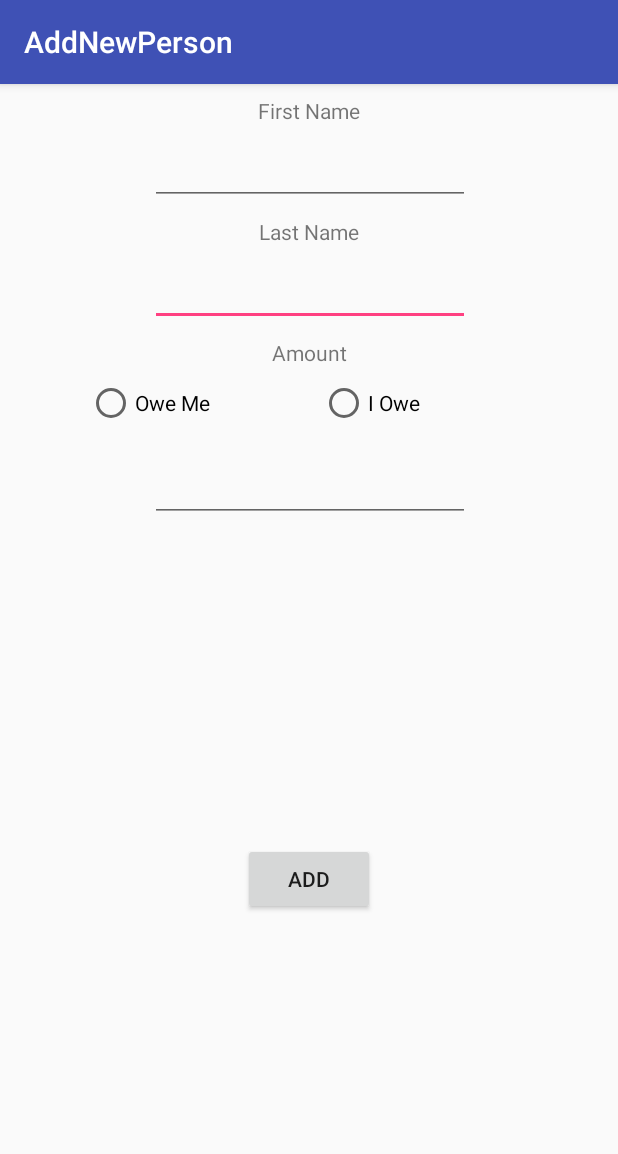
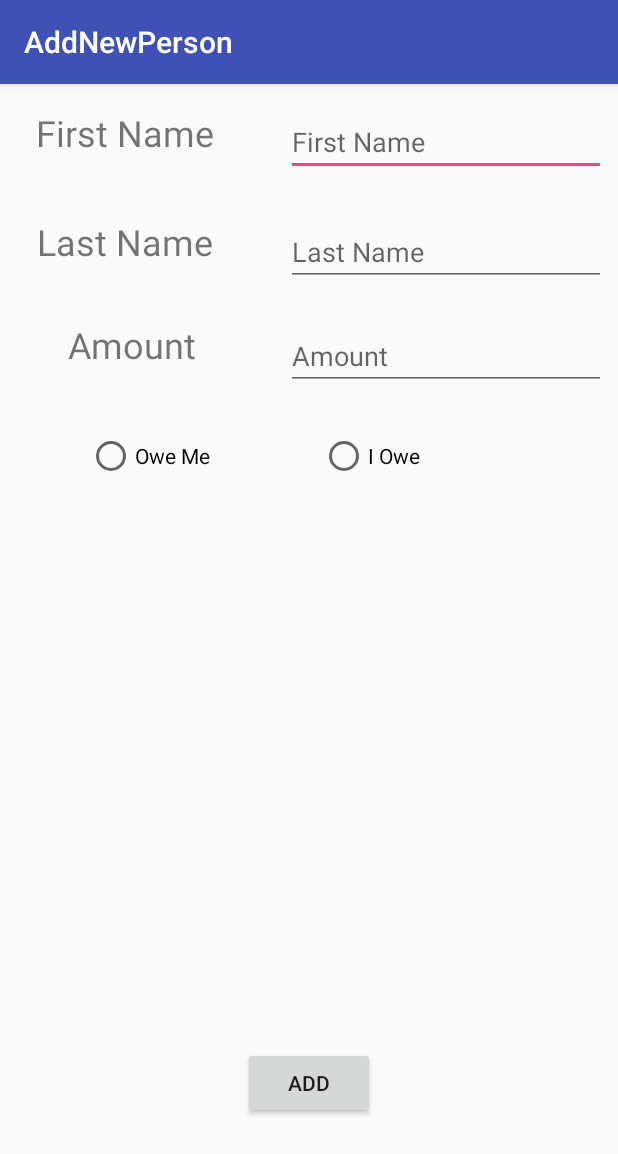
Before and after one commit to Ananthan-K/Split, an Android app: the ActiveTransactions screen opened directly, with no data from a screen before it, after a tap on "ADD MORE", on a phone screen of 412 x 824 dp. Shown: the top 1154 px of the screen. Run offline under Robolectric (Android 15) with nearby library versions, the phone set to English and light mode, and no system bars.

Commit message:
added user input functionality to add new person page

```diff
--- a/app/src/main/java/com/example/cocoabutter/split/ActiveTransactions.java
+++ b/app/src/main/java/com/example/cocoabutter/split/ActiveTransactions.java
@@ -1,6 +1,7 @@
 package com.example.cocoabutter.split;
 
 import android.content.Intent;
+import android.support.v4.content.ContextCompat;
 import android.support.v7.app.AppCompatActivity;
 import android.os.Bundle;
 import android.support.v7.widget.LinearLayoutManager;
@@ -28,17 +29,26 @@ public class ActiveTransactions extends AppCompatActivity {
         mRecyclerView.setLayoutManager(mLayoutManager);
 
         List<Person> myDataset = new ArrayList<>();
-        myDataset.add(new Person("Harry", "Potter", new BigDecimal(5.0).setScale(2, BigDecimal.ROUND_CEILING)));
-        myDataset.add(new Person("Ronald", "Weasley", new BigDecimal(7.0).setScale(2, BigDecimal.ROUND_CEILING)));
-        myDataset.add(new Person("Hermione", "Granger", new BigDecimal(2.43).setScale(2, BigDecimal.ROUND_CEILING)));
-        myDataset.add(new Person("Fred", "Weasley", new BigDecimal(1.25).setScale(2, BigDecimal.ROUND_CEILING)));
-        myDataset.add(new Person("George", "Weasley", new BigDecimal(10.39).setScale(2, BigDecimal.ROUND_CEILING)));
-        myDataset.add(new Person("Ginny", "Weasley", new BigDecimal(502.3).setScale(2, BigDecimal.ROUND_CEILING)));
-        myDataset.add(new Person("Molly", "Weasley", new BigDecimal(3).setScale(2, BigDecimal.ROUND_CEILING)));
-        myDataset.add(new Person("Albus", "Dumbledore", new BigDecimal(34).setScale(2, BigDecimal.ROUND_CEILING)));
+        myDataset.add(new Person("Harry", "Potter", new BigDecimal(5.0).setScale(2, BigDecimal.ROUND_CEILING), true));
+        myDataset.add(new Person("Ronald", "Weasley", new BigDecimal(7.0).setScale(2, BigDecimal.ROUND_CEILING), true));
+        myDataset.add(new Person("Hermione", "Granger", new BigDecimal(2.43).setScale(2, BigDecimal.ROUND_CEILING), false));
+        myDataset.add(new Person("Fred", "Weasley", new BigDecimal(1.25).setScale(2, BigDecimal.ROUND_CEILING), true));
+        myDataset.add(new Person("George", "Weasley", new BigDecimal(10.39).setScale(2, BigDecimal.ROUND_CEILING), true));
+        myDataset.add(new Person("Ginny", "Weasley", new BigDecimal(502.3).setScale(2, BigDecimal.ROUND_CEILING), true));
+        myDataset.add(new Person("Molly", "Weasley", new BigDecimal(3).setScale(2, BigDecimal.ROUND_CEILING), true));
+        myDataset.add(new Person("Albus", "Dumbledore", new BigDecimal(34).setScale(2, BigDecimal.ROUND_CEILING), false));
+        myDataset.add(new Person("Minerva", "McGonagall", new BigDecimal(5.0).setScale(2, BigDecimal.ROUND_CEILING), true));
+        myDataset.add(new Person("Severus", "Snape", new BigDecimal(7.0).setScale(2, BigDecimal.ROUND_CEILING), true));
+        myDataset.add(new Person("Dolores", "Umbridge", new BigDecimal(2.43).setScale(2, BigDecimal.ROUND_CEILING), false));
+        myDataset.add(new Person("Rubeus", "Hagrid", new BigDecimal(1.25).setScale(2, BigDecimal.ROUND_CEILING), false));
+        myDataset.add(new Person("Luna", "Lovegood", new BigDecimal(10.39).setScale(2, BigDecimal.ROUND_CEILING), false));
+        myDataset.add(new Person("Neville", "Longbottom", new BigDecimal(502.3).setScale(2, BigDecimal.ROUND_CEILING), true));
+        myDataset.add(new Person("Cho", "Chang", new BigDecimal(3).setScale(2, BigDecimal.ROUND_CEILING), true));
+        myDataset.add(new Person("Tom", "Riddle", new BigDecimal(34).setScale(2, BigDecimal.ROUND_CEILING), true));
 
 //        String[] myDataset = {"Harry Potter","Ronald Weasley", "Hermione Granger"};
         mAdapter = new MyAdapter(myDataset);
+        //divider should be added here
         mRecyclerView.setAdapter(mAdapter);
     }
 
--- a/app/src/main/java/com/example/cocoabutter/split/AddNewPerson.java
+++ b/app/src/main/java/com/example/cocoabutter/split/AddNewPerson.java
@@ -1,5 +1,6 @@
 package com.example.cocoabutter.split;
 
+import android.content.Context;
 import android.content.Intent;
 import android.os.Bundle;
 import android.support.design.widget.FloatingActionButton;
@@ -7,6 +8,10 @@ import android.support.design.widget.Snackbar;
 import android.support.v7.app.AppCompatActivity;
 import android.support.v7.widget.Toolbar;
 import android.view.View;
+import android.widget.EditText;
+import android.widget.Toast;
+
+import java.math.BigDecimal;
 
 public class AddNewPerson extends AppCompatActivity {
 
@@ -28,6 +33,24 @@ public class AddNewPerson extends AppCompatActivity {
     }
 
     public void onFinish(View view){
+        EditText firstname = (EditText) findViewById(R.id.firstname);
+        String firstnametext = firstname.getText().toString();
+
+        EditText lastname = (EditText) findViewById(R.id.lastname);
+        String lastnametext = lastname.getText().toString();
+
+//        EditText amount = (EditText) findViewById(R.id.amount);
+//        BigDecimal amounttext = (BigDecimal) amount.getText();
+        EditText amount = (EditText) findViewById(R.id.amount);
+        String amounttext = amount.getText().toString();
+
+        Context context = getApplicationContext();
+        CharSequence text = "Hello " + firstnametext + " " + lastnametext + " = $" + amounttext + "!";
+        int duration = Toast.LENGTH_SHORT;
+
+        Toast toast = Toast.makeText(context, text, duration);
+        toast.show();
+
         this.finish();
 //        Intent intent = new Intent(this, AddNewPerson.class);
 //        startActivity(intent);
--- a/app/src/main/java/com/example/cocoabutter/split/MyAdapter.java
+++ b/app/src/main/java/com/example/cocoabutter/split/MyAdapter.java
@@ -1,5 +1,6 @@
 package com.example.cocoabutter.split;
 
+import android.graphics.Color;
 import android.support.v7.widget.RecyclerView;
 import android.view.LayoutInflater;
 import android.view.View;
@@ -52,6 +53,12 @@ public class MyAdapter extends RecyclerView.Adapter<MyAdapter.ViewHolder>{
     public void onBindViewHolder(ViewHolder holder, int position){
         Person p = personList.get(position);
         holder.nameTextView.setText(p.firstName + " " + p.lastName);
+        if(p.oweMe == true){
+            holder.amountTextView.setTextColor(Color.GREEN);
+        }
+        else{
+            holder.amountTextView.setTextColor(Color.RED);
+        }
         holder.amountTextView.setText("$" + p.amount);
 //        holder.nameTextView.setText(mDataset[position]);
 //        holder.getTextView().setText(mDataset[position]);
--- a/app/src/main/java/com/example/cocoabutter/split/Person.java
+++ b/app/src/main/java/com/example/cocoabutter/split/Person.java
@@ -11,6 +11,14 @@ public class Person {
     String firstName;
     String lastName;
     BigDecimal amount;
+    boolean oweMe;
+
+    public Person(String firstName, String lastName, BigDecimal amount, boolean oweMe){
+        this.firstName = firstName;
+        this.lastName = lastName;
+        this.amount = amount;
+        this.oweMe = oweMe;
+    }
 
     public Person(String firstName, String lastName, BigDecimal amount){
         this.firstName = firstName;
--- a/app/src/main/res/layout/content_add_new_person.xml
+++ b/app/src/main/res/layout/content_add_new_person.xml
@@ -14,25 +14,25 @@
         android:layout_height="wrap_content"
         android:layout_marginEnd="8dp"
         android:layout_marginStart="8dp"
-        android:layout_marginTop="8dp"
+        android:layout_marginTop="16dp"
         android:text="@string/first_name"
-        app:layout_constraintEnd_toEndOf="parent"
+        android:textSize="24dp"
+        app:layout_constraintEnd_toStartOf="@+id/firstname"
+        app:layout_constraintHorizontal_bias="0.285"
         app:layout_constraintStart_toStartOf="parent"
         app:layout_constraintTop_toTopOf="parent" />
 
     <EditText
-        android:id="@+id/editText"
+        android:id="@+id/firstname"
         android:layout_width="wrap_content"
         android:layout_height="wrap_content"
         android:layout_marginEnd="8dp"
-        android:layout_marginStart="8dp"
-        android:layout_marginTop="8dp"
+        android:layout_marginTop="16dp"
         android:ems="10"
+        android:hint="First Name"
         android:inputType="textPersonName"
         app:layout_constraintEnd_toEndOf="parent"
-        app:layout_constraintHorizontal_bias="0.503"
-        app:layout_constraintStart_toStartOf="parent"
-        app:layout_constraintTop_toBottomOf="@+id/textView2" />
+        app:layout_constraintTop_toTopOf="parent" />
 
     <TextView
         android:id="@+id/textView2"
@@ -40,32 +40,31 @@
         android:layout_height="wrap_content"
         android:layout_marginEnd="8dp"
         android:layout_marginStart="8dp"
-        android:layout_marginTop="8dp"
+        android:layout_marginTop="40dp"
         android:text="@string/last_name"
-        app:layout_constraintEnd_toEndOf="parent"
-        app:layout_constraintHorizontal_bias="0.501"
+        android:textSize="24dp"
+        app:layout_constraintEnd_toStartOf="@+id/lastname"
+        app:layout_constraintHorizontal_bias="0.285"
         app:layout_constraintStart_toStartOf="parent"
-        app:layout_constraintTop_toBottomOf="@+id/editText3" />
+        app:layout_constraintTop_toBottomOf="@+id/textView" />
 
     <EditText
-        android:id="@+id/editText2"
+        android:id="@+id/lastname"
         android:layout_width="wrap_content"
         android:layout_height="wrap_content"
         android:layout_marginEnd="8dp"
-        android:layout_marginStart="8dp"
-        android:layout_marginTop="8dp"
+        android:layout_marginTop="28dp"
         android:ems="10"
+        android:hint="Last Name"
         android:inputType="textPersonName"
         app:layout_constraintEnd_toEndOf="parent"
-        app:layout_constraintHorizontal_bias="0.503"
-        app:layout_constraintStart_toStartOf="parent"
-        app:layout_constraintTop_toBottomOf="@+id/radioGroup" />
+        app:layout_constraintTop_toBottomOf="@+id/firstname" />
 
     <Button
         android:id="@+id/button4"
         android:layout_width="wrap_content"
         android:layout_height="wrap_content"
-        android:layout_marginBottom="8dp"
+        android:layout_marginBottom="44dp"
         android:layout_marginEnd="8dp"
         android:layout_marginStart="8dp"
         android:layout_marginTop="8dp"
@@ -74,7 +73,8 @@
         app:layout_constraintBottom_toBottomOf="parent"
         app:layout_constraintEnd_toEndOf="parent"
         app:layout_constraintStart_toStartOf="parent"
-        app:layout_constraintTop_toBottomOf="@+id/editText2" />
+        app:layout_constraintTop_toBottomOf="@+id/radioGroup"
+        app:layout_constraintVertical_bias="0.913" />
 
     <TextView
         android:id="@+id/textView3"
@@ -82,26 +82,25 @@
         android:layout_height="wrap_content"
         android:layout_marginEnd="8dp"
         android:layout_marginStart="8dp"
-        android:layout_marginTop="8dp"
+        android:layout_marginTop="36dp"
         android:text="@string/amount"
-        app:layout_constraintEnd_toEndOf="parent"
-        app:layout_constraintHorizontal_bias="0.501"
+        android:textSize="24dp"
+        app:layout_constraintEnd_toStartOf="@+id/amount"
+        app:layout_constraintHorizontal_bias="0.416"
         app:layout_constraintStart_toStartOf="parent"
-        app:layout_constraintTop_toBottomOf="@+id/editText" />
+        app:layout_constraintTop_toBottomOf="@+id/textView2" />
 
     <EditText
-        android:id="@+id/editText3"
+        android:id="@+id/amount"
         android:layout_width="wrap_content"
         android:layout_height="wrap_content"
         android:layout_marginEnd="8dp"
-        android:layout_marginStart="8dp"
-        android:layout_marginTop="8dp"
+        android:layout_marginTop="24dp"
         android:ems="10"
+        android:hint="Amount"
         android:inputType="numberDecimal"
         app:layout_constraintEnd_toEndOf="parent"
-        app:layout_constraintHorizontal_bias="0.503"
-        app:layout_constraintStart_toStartOf="parent"
-        app:layout_constraintTop_toBottomOf="@+id/textView" />
+        app:layout_constraintTop_toBottomOf="@+id/lastname" />
 
     <RadioGroup
         android:id="@+id/radioGroup"
@@ -109,12 +108,12 @@
         android:layout_height="42dp"
         android:layout_marginEnd="8dp"
         android:layout_marginStart="8dp"
-        android:layout_marginTop="8dp"
+        android:layout_marginTop="28dp"
         android:addStatesFromChildren="false"
         android:orientation="horizontal"
         app:layout_constraintEnd_toEndOf="parent"
         app:layout_constraintStart_toStartOf="parent"
-        app:layout_constraintTop_toBottomOf="@+id/textView3">
+        app:layout_constraintTop_toBottomOf="@+id/amount">
 
         <RadioButton
             android:id="@+id/radioButton2"
--- a/app/src/main/res/layout/my_text_view.xml
+++ b/app/src/main/res/layout/my_text_view.xml
@@ -1,18 +1,18 @@
 <?xml version="1.0" encoding="utf-8"?>
-<!--
- Copyright 2014 The Android Open Source Project
- Licensed under the Apache License, Version 2.0 (the "License");
- you may not use this file except in compliance with the License.
- You may obtain a copy of the License at
-     http://www.apache.org/licenses/LICENSE-2.0
- Unless required by applicable law or agreed to in writing, software
- distributed under the License is distributed on an "AS IS" BASIS,
- WITHOUT WARRANTIES OR CONDITIONS OF ANY KIND, either express or implied.
- See the License for the specific language governing permissions and
- limitations under the License.
--->
 
-<LinearLayout xmlns:android="http://schemas.android.com/apk/res/android"
+<RelativeLayout xmlns:android="http://schemas.android.com/apk/res/android"
+    android:layout_width="match_parent"
+    android:layout_height="wrap_content"
+    android:clickable="true"
+    android:focusable="true"
+    android:orientation="vertical"
+    >
+    <!--android:paddingBottom="@dimen/padding_list_row"-->
+    <!--android:paddingLeft="?listPreferredItemPaddingLeft"-->
+    <!--android:paddingRight="?listPreferredItemPaddingRight"-->
+    <!--android:paddingTop="@dimen/padding_list_row"-->
+
+    <LinearLayout
         android:layout_width="wrap_content"
         android:layout_height="wrap_content"
         android:layout_marginLeft="16dp"
@@ -25,6 +25,7 @@
             android:layout_width="match_parent"
             android:layout_height="wrap_content"
             android:text="firstname"
+            android:textSize="30dp"
             android:ellipsize="end"
             android:lines="1"
             android:textStyle="bold"/>
@@ -32,14 +33,22 @@
             android:id="@+id/lastname"
             android:layout_width="match_parent"
             android:layout_height="wrap_content"
-        android:text="lastname"/>
+            android:text="description"/>
         <TextView
             android:id="@+id/amount"
             android:layout_width="match_parent"
             android:layout_height="wrap_content"
+            android:textSize="25dp"
             android:text="amount"/>
     </LinearLayout>
 
+    <!--<TextView--> <!--this here can be image of the person-->
+        <!--android:id="@+id/hello"-->
+        <!--android:layout_width="match_parent"-->
+        <!--android:layout_height="wrap_content"-->
+        <!--android:text="hello"/>-->
+
+</RelativeLayout>
     <!--<?xml version="1.0" encoding="utf-8"?>-->
     <!--<LinearLayout-->
     <!--xmlns:android="http://schemas.android.com/apk/res/android" android:layout_width="wrap_content"-->
```
Lines whose indentation alone changed are shown as unchanged.
